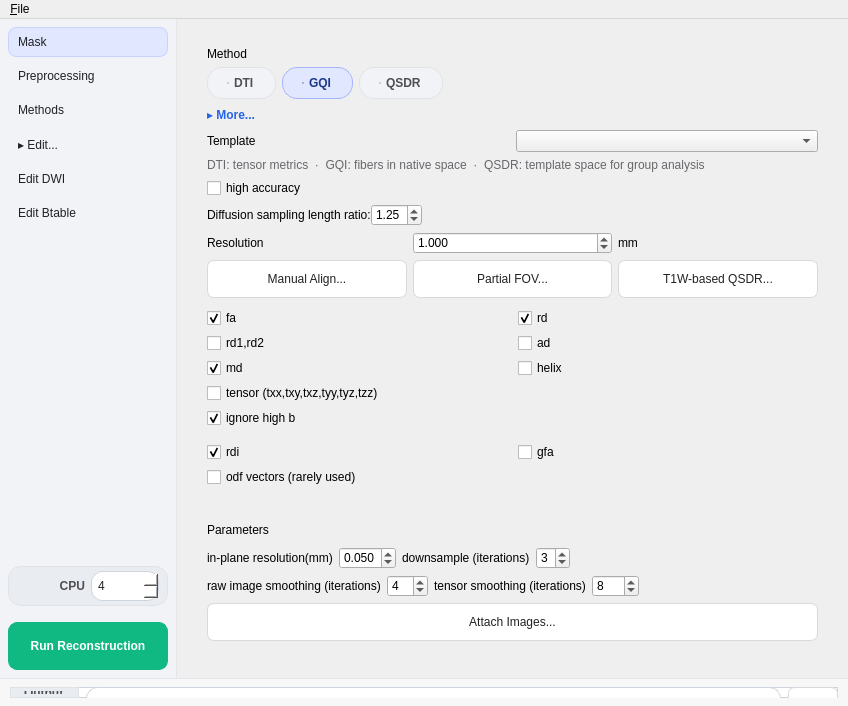
This is reconstruction/reconstruction_window.ui in frankyeh/DSI-Studio as Qt 5 draws it before an edit. The edited form follows.
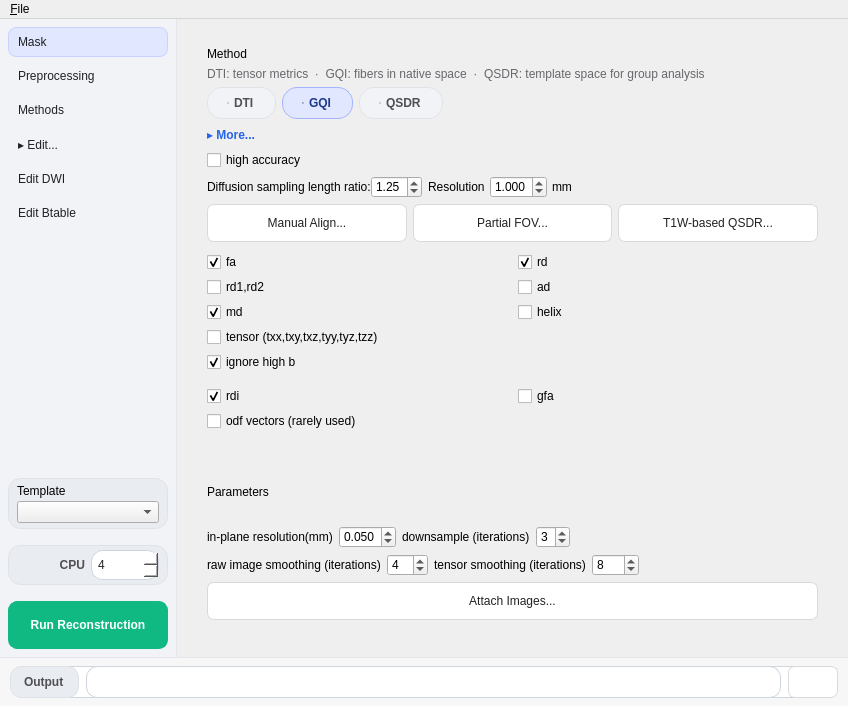
This is the edited form. The open tabs and pages were chosen to show the change. Icons and pictures are not drawn.

Commit message: Align B-table disclosures and reposition template, hint, and resolution controls

```diff
--- a/reconstruction/reconstruction_window.ui
+++ b/reconstruction/reconstruction_window.ui
@@ -38,7 +38,7 @@
 QLabel#method_hint { color: #67676c; }
 QListWidget#volume_list { border: 1px solid #dddddf; border-radius: 9px; background-color: #ffffff; alternate-background-color: #f7f7f8; font-size: 9pt; }
 QListWidget#volume_list::item:selected { color: #202124; background-color: #e0e7ff; }
-QFrame#cpu_pill { background-color: #e9ecf1; border: 1px solid #dfe3e8; border-radius: 13px; }
+QFrame#cpu_pill, QFrame#template_pill { background-color: #e9ecf1; border: 1px solid #dfe3e8; border-radius: 13px; }
 QFrame#cpu_pill QLabel#label_9 { color: #4f4f54; background-color: transparent; border: 0px; font-weight: bold; }
 QFrame#cpu_pill QSpinBox#ThreadCount { color: #202124; background-color: #ffffff; border: 1px solid #cfd5dd; border-radius: 11px; padding: 3px 4px; min-height: 22px; }
 QWidget#fib_output_widget { background-color: #ffffff; border: 1px solid #cfd5dd; border-radius: 13px; }
@@ -87,7 +87,7 @@
 QStackedWidget#pages QFrame[card="true"] QLabel, QStackedWidget#pages QFrame[card="true"] QCheckBox { background: transparent; }
 QStackedWidget#pages QFrame[card="true"] QWidget#mask_edit, QStackedWidget#pages QFrame[card="true"] QWidget#qsdr_options, QStackedWidget#pages QFrame[card="true"] QWidget#GQIOption_2, QStackedWidget#pages QFrame[card="true"] QWidget#ODF_metrics, QStackedWidget#pages QFrame[card="true"] QWidget#source_widget { background: transparent; border: 0px; }
 QFrame#sidebar QPushButton#doDTI { margin: 8px; padding: 9px 4px; min-height: 28px; }
-QFrame#sidebar QFrame#cpu_pill { margin: 8px; }
+QFrame#sidebar QFrame#cpu_pill, QFrame#sidebar QFrame#template_pill { margin: 8px; }
 QFrame#run_bar QPushButton#change_fib_output { color: #202124; background-color: #ffffff; border: 1px solid #d9d9dc; border-radius: 7px; padding: 4px 8px; }</string>
    </property>
    <layout class="QVBoxLayout" name="central_layout" stretch="1,0">
@@ -190,7 +190,11 @@
 <item><property name="text"><string>Edit Btable</string></property><property name="icon"><iconset resource="../icons.qrc"><normaloff>:/icons/icons/btable_vectors.svg</normaloff>:/icons/icons/btable_vectors.svg</iconset></property></item>
           </widget>
          </item>
-        <item><widget class="QFrame" name="cpu_pill"><layout class="QHBoxLayout" name="cpu_pill_layout"><property name="spacing"><number>6</number></property><property name="leftMargin"><number>8</number></property><property name="rightMargin"><number>8</number></property><property name="topMargin"><number>4</number></property><property name="bottomMargin"><number>4</number></property><item><layout class="QHBoxLayout" name="thread_row">
+        <item><widget class="QFrame" name="template_pill"><layout class="QVBoxLayout" name="template_pill_layout"><property name="spacing"><number>3</number></property><property name="leftMargin"><number>8</number></property><property name="rightMargin"><number>8</number></property><property name="topMargin"><number>5</number></property><property name="bottomMargin"><number>5</number></property><item><layout class="QVBoxLayout" name="method_template_row"><item><widget class="QLabel" name="label_15">
+                     <property name="text">
+                      <string>Template</string>
+                     </property>
+                    </widget></item><item><widget class="QComboBox" name="primary_template" /></item></layout></item></layout></widget></item><item><widget class="QFrame" name="cpu_pill"><layout class="QHBoxLayout" name="cpu_pill_layout"><property name="spacing"><number>6</number></property><property name="leftMargin"><number>8</number></property><property name="rightMargin"><number>8</number></property><property name="topMargin"><number>4</number></property><property name="bottomMargin"><number>4</number></property><item><layout class="QHBoxLayout" name="thread_row">
                    <item>
                     <widget class="QLabel" name="label_9">
                      <property name="text">
@@ -661,6 +665,15 @@
                     <bool>true</bool>
                    </property>
                   </widget>
+                 </item><item>
+                  <widget class="QLabel" name="method_hint">
+                   <property name="text">
+                    <string>DTI: tensor metrics  ·  GQI: fibers in native space  ·  QSDR: template space for group analysis</string>
+                   </property>
+                   <property name="wordWrap">
+                    <bool>true</bool>
+                   </property>
+                  </widget>
                  </item>
                  <item>
                   <layout class="QHBoxLayout" name="horizontalLayout_5"><item><layout class="QHBoxLayout" name="method_radio_row"><item>
@@ -705,20 +718,7 @@
                    </item></layout>
                  </item>
                  
-                 <item><widget class="QPushButton" name="method_more_toggle"><property name="checkable"><bool>true</bool></property><property name="flat"><bool>true</bool></property><property name="text"><string>▸ More...</string></property></widget></item><item><widget class="QWidget" name="method_detail"><layout class="QVBoxLayout" name="method_detail_layout"><property name="spacing"><number>6</number></property><property name="leftMargin"><number>0</number></property><property name="topMargin"><number>0</number></property><property name="rightMargin"><number>0</number></property><property name="bottomMargin"><number>0</number></property><item><layout class="QHBoxLayout" name="method_template_row"><item><widget class="QLabel" name="label_15">
-                     <property name="text">
-                      <string>Template</string>
-                     </property>
-                    </widget></item><item><widget class="QComboBox" name="primary_template" /></item></layout></item><item>
-                  <widget class="QLabel" name="method_hint">
-                   <property name="text">
-                    <string>DTI: tensor metrics  ·  GQI: fibers in native space  ·  QSDR: template space for group analysis</string>
-                   </property>
-                   <property name="wordWrap">
-                    <bool>true</bool>
-                   </property>
-                  </widget>
-                 </item><item><widget class="QWidget" name="method_advanced" native="true"><layout class="QVBoxLayout" name="method_advanced_layout"><property name="leftMargin"><number>0</number></property><property name="topMargin"><number>0</number></property><property name="rightMargin"><number>0</number></property><property name="bottomMargin"><number>0</number></property><item><widget class="QCheckBox" name="high_accuracy">
+                 <item><widget class="QPushButton" name="method_more_toggle"><property name="checkable"><bool>true</bool></property><property name="flat"><bool>true</bool></property><property name="text"><string>▸ More...</string></property></widget></item><item><widget class="QWidget" name="method_detail"><layout class="QVBoxLayout" name="method_detail_layout"><property name="spacing"><number>6</number></property><property name="leftMargin"><number>0</number></property><property name="topMargin"><number>0</number></property><property name="rightMargin"><number>0</number></property><property name="bottomMargin"><number>0</number></property><item><widget class="QWidget" name="method_advanced" native="true"><layout class="QVBoxLayout" name="method_advanced_layout"><property name="leftMargin"><number>0</number></property><property name="topMargin"><number>0</number></property><property name="rightMargin"><number>0</number></property><property name="bottomMargin"><number>0</number></property><item><widget class="QCheckBox" name="high_accuracy">
                      <property name="statusTip">
                       <string>fixel</string>
                      </property>
@@ -773,7 +773,34 @@
                        <double>1.250000000000000</double>
                       </property>
                      </widget>
-                    </item>
+                    </item><item><widget class="QWidget" name="qsdr_reso_row"><layout class="QHBoxLayout" name="qsdr_reso_row_layout"><property name="spacing"><number>5</number></property><property name="leftMargin"><number>6</number></property><property name="rightMargin"><number>0</number></property><property name="topMargin"><number>0</number></property><property name="bottomMargin"><number>0</number></property><item>
+                     <widget class="QLabel" name="qsdr_reso_title">
+                      <property name="text">
+                       <string>Resolution</string>
+                      </property>
+                     </widget>
+                    </item><item>
+                     <widget class="QDoubleSpinBox" name="qsdr_reso">
+                      <property name="decimals">
+                       <number>3</number>
+                      </property>
+                      <property name="maximum">
+                       <double>3.000000000000000</double>
+                      </property>
+                      <property name="singleStep">
+                       <double>0.500000000000000</double>
+                      </property>
+                      <property name="value">
+                       <double>1.000000000000000</double>
+                      </property>
+                     </widget>
+                    </item><item>
+                     <widget class="QLabel" name="qsdr_reso_label">
+                      <property name="text">
+                       <string>mm</string>
+                      </property>
+                     </widget>
+                    </item></layout></widget></item>
                     <item>
                      <spacer name="horizontalSpacer_5">
                       <property name="orientation">
@@ -802,36 +829,9 @@
                     <property name="bottomMargin">
                      <number>0</number>
                     </property>
-                    <item row="0" column="0">
-                     <widget class="QLabel" name="qsdr_reso_title">
-                      <property name="text">
-                       <string>Resolution</string>
-                      </property>
-                     </widget>
-                    </item>
-                    <item row="0" column="1">
-                     <widget class="QDoubleSpinBox" name="qsdr_reso">
-                      <property name="decimals">
-                       <number>3</number>
-                      </property>
-                      <property name="maximum">
-                       <double>3.000000000000000</double>
-                      </property>
-                      <property name="singleStep">
-                       <double>0.500000000000000</double>
-                      </property>
-                      <property name="value">
-                       <double>1.000000000000000</double>
-                      </property>
-                     </widget>
-                    </item>
-                    <item row="0" column="2">
-                     <widget class="QLabel" name="qsdr_reso_label">
-                      <property name="text">
-                       <string>mm</string>
-                      </property>
-                     </widget>
-                    </item>
+                    
+                    
+                    
                     <item row="1" column="0">
                      <widget class="QPushButton" name="btn_Manual_Align">
                       <property name="text">
@@ -1764,7 +1764,7 @@
             </column>
            </widget></item></layout></widget></item>
           
-          <item><layout class="QVBoxLayout" name="btable_validation_row"><item><layout class="QVBoxLayout" name="btable_check_group_disclosure_layout"><property name="spacing"><number>0</number></property><property name="leftMargin"><number>0</number></property><property name="topMargin"><number>0</number></property><property name="rightMargin"><number>0</number></property><property name="bottomMargin"><number>0</number></property><item><widget class="QPushButton" name="btable_check_group_toggle"><property name="checkable"><bool>true</bool></property><property name="flat"><bool>true</bool></property><property name="text"><string>▸ Check...</string></property></widget></item><item><widget class="QFrame" name="btable_check_group"><property name="card" stdset="0"><bool>true</bool></property><layout class="QVBoxLayout" name="btable_check_group_layout"><property name="leftMargin"><number>12</number></property><property name="topMargin"><number>10</number></property><property name="rightMargin"><number>12</number></property><property name="bottomMargin"><number>12</number></property><item><widget class="QPushButton" name="btable_check_group_collapse"><property name="flat"><bool>true</bool></property><property name="text"><string>▾ Check...</string></property></widget></item><item><widget class="QWidget" name="btable_check_group_controls"><layout class="QVBoxLayout" name="btable_check_group_buttons"><item><widget class="QPushButton" name="btn_Check_b_table2">
+          <item><layout class="QHBoxLayout" name="btable_validation_row"><property name="spacing"><number>8</number></property><item><layout class="QVBoxLayout" name="btable_check_group_disclosure_layout"><property name="spacing"><number>0</number></property><property name="leftMargin"><number>0</number></property><property name="topMargin"><number>0</number></property><property name="rightMargin"><number>0</number></property><property name="bottomMargin"><number>0</number></property><item><widget class="QPushButton" name="btable_check_group_toggle"><property name="checkable"><bool>true</bool></property><property name="flat"><bool>true</bool></property><property name="text"><string>▸ Check...</string></property></widget></item><item><widget class="QFrame" name="btable_check_group"><property name="card" stdset="0"><bool>true</bool></property><layout class="QVBoxLayout" name="btable_check_group_layout"><property name="leftMargin"><number>12</number></property><property name="topMargin"><number>10</number></property><property name="rightMargin"><number>12</number></property><property name="bottomMargin"><number>12</number></property><item><widget class="QPushButton" name="btable_check_group_collapse"><property name="flat"><bool>true</bool></property><property name="text"><string>▾ Check...</string></property></widget></item><item><widget class="QWidget" name="btable_check_group_controls"><layout class="QVBoxLayout" name="btable_check_group_buttons"><item><widget class="QPushButton" name="btn_Check_b_table2">
                  <property name="text">
                   <string>Check B-table...</string>
                  </property>
```
